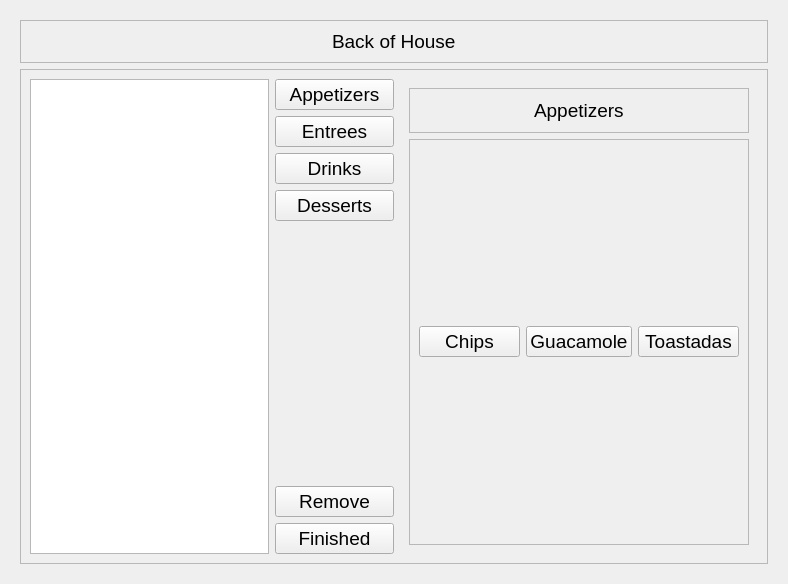
Above: examples/multi-user example/UiCore.ui from irontrack/RestaurantPOS before the change. Below: the same form after it.
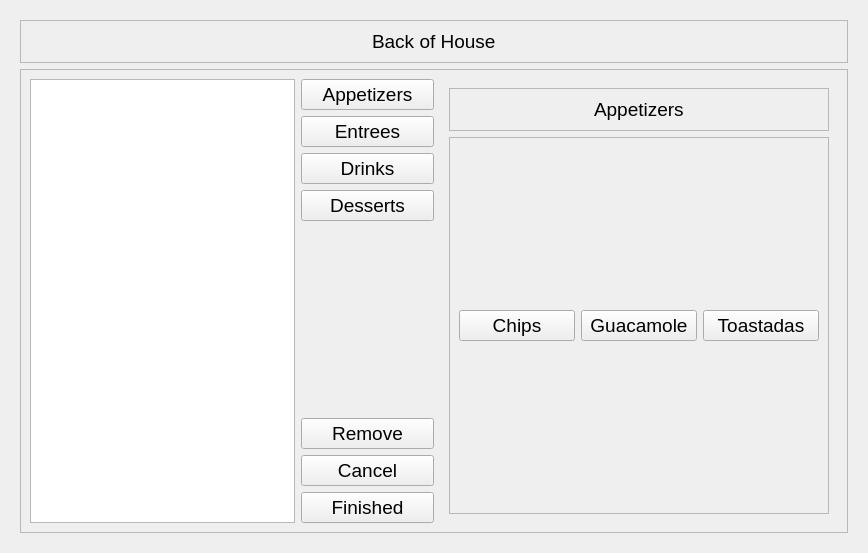
That is the form after the change. The open tabs and pages were chosen to show the change.

Commit message: almost done: still need to connect menu items buttons

The edit to the form file:
```diff
--- a/examples/multi-user example/UiCore.ui
+++ b/examples/multi-user example/UiCore.ui
@@ -6,8 +6,8 @@
    <rect>
     <x>0</x>
     <y>0</y>
-    <width>788</width>
-    <height>584</height>
+    <width>868</width>
+    <height>553</height>
    </rect>
   </property>
   <property name="font">
@@ -543,6 +543,13 @@
               </property>
              </widget>
             </item>
+            <item>
+             <widget class="QPushButton" name="CancelOrder_btn">
+              <property name="text">
+               <string>Cancel</string>
+              </property>
+             </widget>
+            </item>
             <item>
              <widget class="QPushButton" name="finished_btn">
               <property name="text">
```
Left out of the diff: 2 changed lines with no effect on the pictures. The commit also changes 3 other files.
